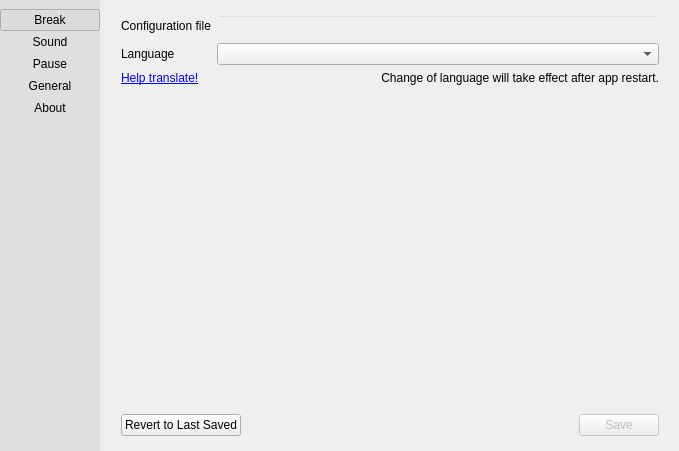
Before: the Qt Designer form src/gui/pref-window.ui in AllanChain/sane-break, drawn with Qt 5.
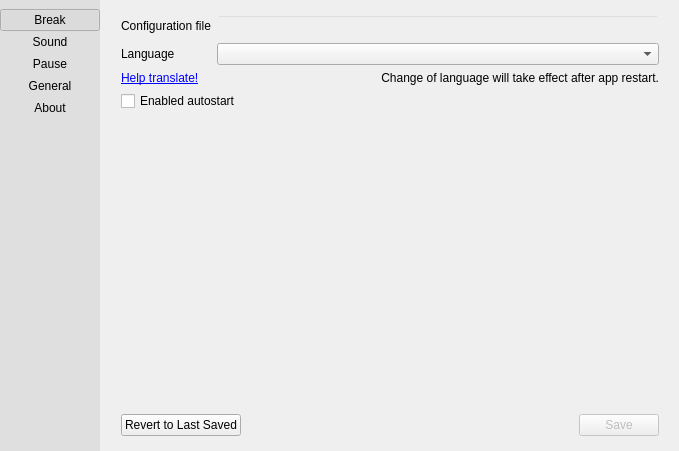
After: the same form once the commit is applied. The open tabs and pages were chosen to show the change. Icons and pictures are not drawn. Custom widgets are drawn as their Qt base class.

Commit message: wip: auto start app config

What changed in the file:
```diff
--- a/src/gui/pref-window.ui
+++ b/src/gui/pref-window.ui
@@ -884,6 +884,13 @@
            </item>
           </layout>
          </item>
+         <item>
+          <widget class="QCheckBox" name="autoStart">
+           <property name="text">
+            <string>Enabled autostart</string>
+           </property>
+          </widget>
+         </item>
          <item>
           <spacer name="verticalSpacer_3">
            <property name="orientation">
```
Left out of the diff: 4 changed lines with no effect on the pictures. The commit also changes 14 other files.
